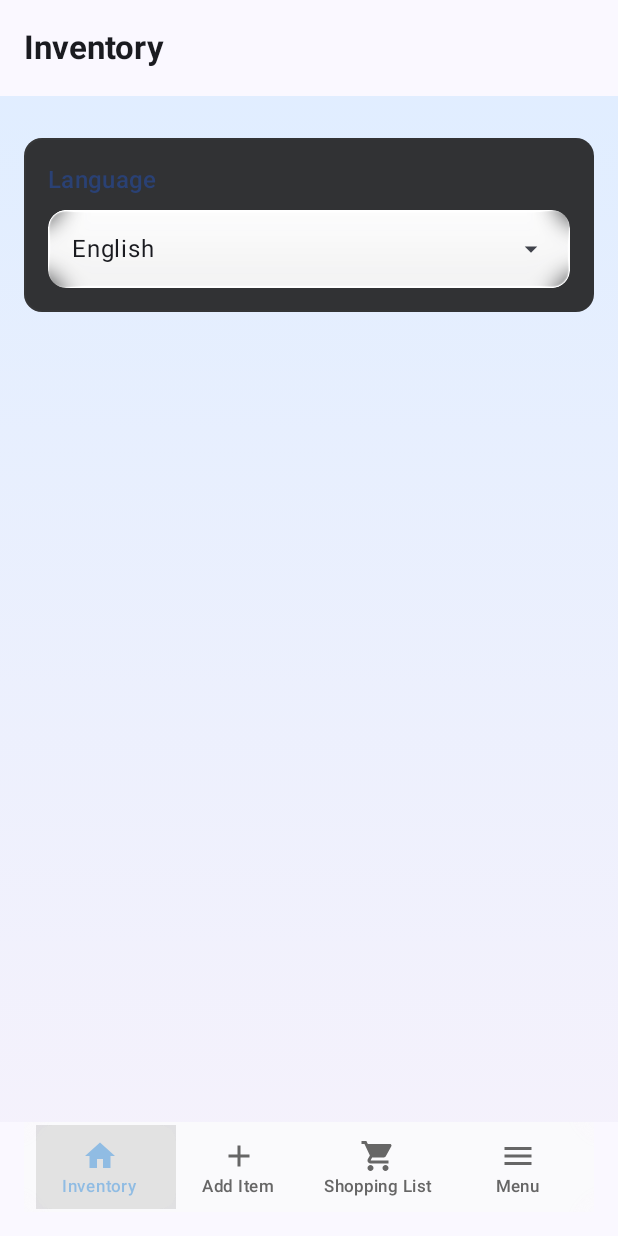
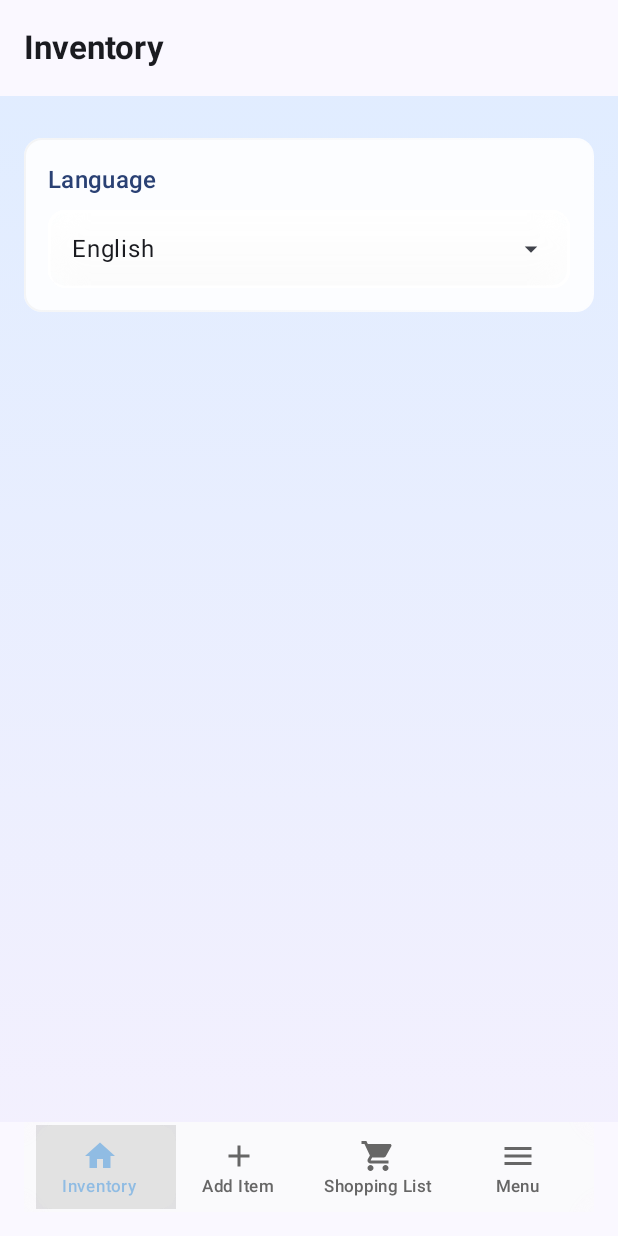
Before and after one commit to chronie-shizutoki/smart-inventory-manager, an Android app built with Jetpack Compose: the MenuScreen screen opened through its navigation route, on a phone screen of 412 x 824 dp. Run offline under Robolectric (Android 15) with nearby library versions, the phone set to English and light mode, and no system bars; libraries missing offline, so code that uses them is left out: com.kyant.capsule; 12 statements that could not run were skipped.

Commit message:
refactor(theme): improve dark theme detection in glass effects
Replace manual light theme detection with isSystemInDarkTheme() for consistency
Update all glass effect components to use the new detection method

```diff
--- a/android/app/src/main/java/com/chronie/inventorymanager/liquidglass/utils/GlassEffects.kt
+++ b/android/app/src/main/java/com/chronie/inventorymanager/liquidglass/utils/GlassEffects.kt
@@ -3,6 +3,7 @@ package com.chronie.inventorymanager.liquidglass.utils
 import androidx.compose.foundation.background
 import androidx.compose.foundation.border
 import androidx.compose.foundation.clickable
+import androidx.compose.foundation.isSystemInDarkTheme
 import androidx.compose.foundation.layout.*
 import androidx.compose.foundation.shape.RoundedCornerShape
 import androidx.compose.foundation.text.selection.TextSelectionColors
@@ -23,7 +24,8 @@ import com.chronie.inventorymanager.ui.theme.getGlassColors
 /** 创建液态玻璃背景效果 */
 @Composable
 fun GlassBackground(modifier: Modifier = Modifier, content: @Composable BoxScope.() -> Unit) {
-    val glassColors = getGlassColors(MaterialTheme.colorScheme.background == Color.White)
+    val isLightTheme = !isSystemInDarkTheme()
+    val glassColors = getGlassColors(isLightTheme)
 
     Box(
             modifier =
@@ -57,7 +59,8 @@ fun GlassContainer(
         elevation: Dp = 8.dp,
         content: @Composable BoxScope.() -> Unit
 ) {
-    val glassColors = getGlassColors(MaterialTheme.colorScheme.background == Color.White)
+    val isLightTheme = !isSystemInDarkTheme()
+    val glassColors = getGlassColors(isLightTheme)
 
     Box(
             modifier =
@@ -113,7 +116,8 @@ fun GlassCard(
         onClick: (() -> Unit)? = null,
         content: @Composable ColumnScope.() -> Unit
 ) {
-    val glassColors = getGlassColors(MaterialTheme.colorScheme.background == Color.White)
+    val isLightTheme = !isSystemInDarkTheme()
+    val glassColors = getGlassColors(isLightTheme)
     val containerColor =
             if (selected) {
                 glassColors.selectedContainer.copy(alpha = backgroundAlpha)
@@ -174,7 +178,8 @@ fun GlassButton(
         onClick: () -> Unit,
         enabled: Boolean = true
 ) {
-    val glassColors = getGlassColors(MaterialTheme.colorScheme.background == Color.White)
+    val isLightTheme = !isSystemInDarkTheme()
+    val glassColors = getGlassColors(isLightTheme)
     val buttonColor =
             if (enabled) {
                 glassColors.primary.copy(alpha = 0.8f)
@@ -229,7 +234,8 @@ fun GlassTextField(
         placeholder: String = "",
         singleLine: Boolean = true
 ) {
-    val glassColors = getGlassColors(MaterialTheme.colorScheme.background == Color.White)
+    val isLightTheme = !isSystemInDarkTheme()
+    val glassColors = getGlassColors(isLightTheme)
 
     androidx.compose.material3.OutlinedTextField(
             value = value,
@@ -279,7 +285,8 @@ fun GlassTextField(
 /** 液态玻璃状态指示器 */
 @Composable
 fun GlassStatusIndicator(status: String, type: StatusType, modifier: Modifier = Modifier) {
-    val glassColors = getGlassColors(MaterialTheme.colorScheme.background == Color.White)
+    val isLightTheme = !isSystemInDarkTheme()
+    val glassColors = getGlassColors(isLightTheme)
     val (color, icon) =
             when (type) {
                 StatusType.SUCCESS -> glassColors.success to "✓"
@@ -342,7 +349,8 @@ fun Modifier.glassHoverEffect(isHovered: Boolean, hoverColor: Color = Color.Whit
 @Composable
 fun GlassShimmer(modifier: Modifier = Modifier, isLoading: Boolean = true) {
     if (isLoading) {
-        val glassColors = getGlassColors(MaterialTheme.colorScheme.background == Color.White)
+        val isLightTheme = !isSystemInDarkTheme()
+        val glassColors = getGlassColors(isLightTheme)
 
         Box(
                 modifier =
```
Also changed, not shown: android/app/src/main/java/com/chronie/inventorymanager/ui/theme/Color.kt (+9 -0 lines).
